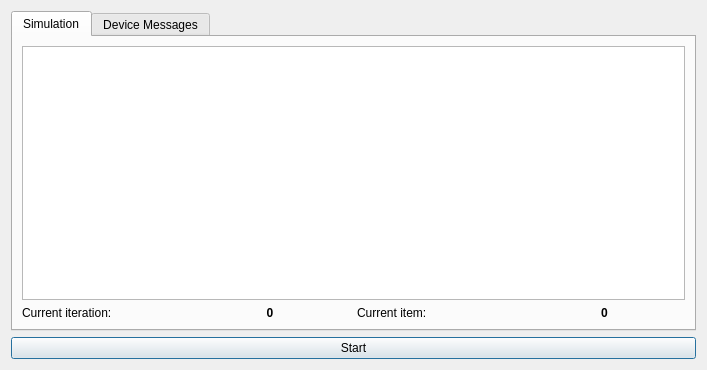
Qt form ui/simulation.ui (jopohl/urh) before a commit.
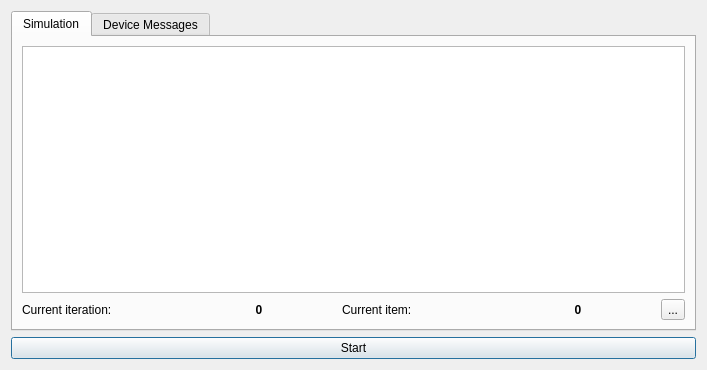
The same form after that commit. Icons and pictures are not drawn.

Diff of the .ui file:
```diff
--- a/ui/simulation.ui
+++ b/ui/simulation.ui
@@ -70,7 +70,17 @@
          </property>
         </widget>
        </item>
-       <item row="0" column="0" colspan="4">
+       <item row="1" column="4">
+        <widget class="QToolButton" name="btnSaveLog">
+         <property name="text">
+          <string>...</string>
+         </property>
+         <property name="icon">
+          <iconset theme="document-save"/>
+         </property>
+        </widget>
+       </item>
+       <item row="0" column="0" colspan="5">
         <widget class="QTextEdit" name="textEditSimulation">
          <property name="readOnly">
           <bool>true</bool>
```
Left out of the diff: 32 changed lines with no effect on the pictures.
